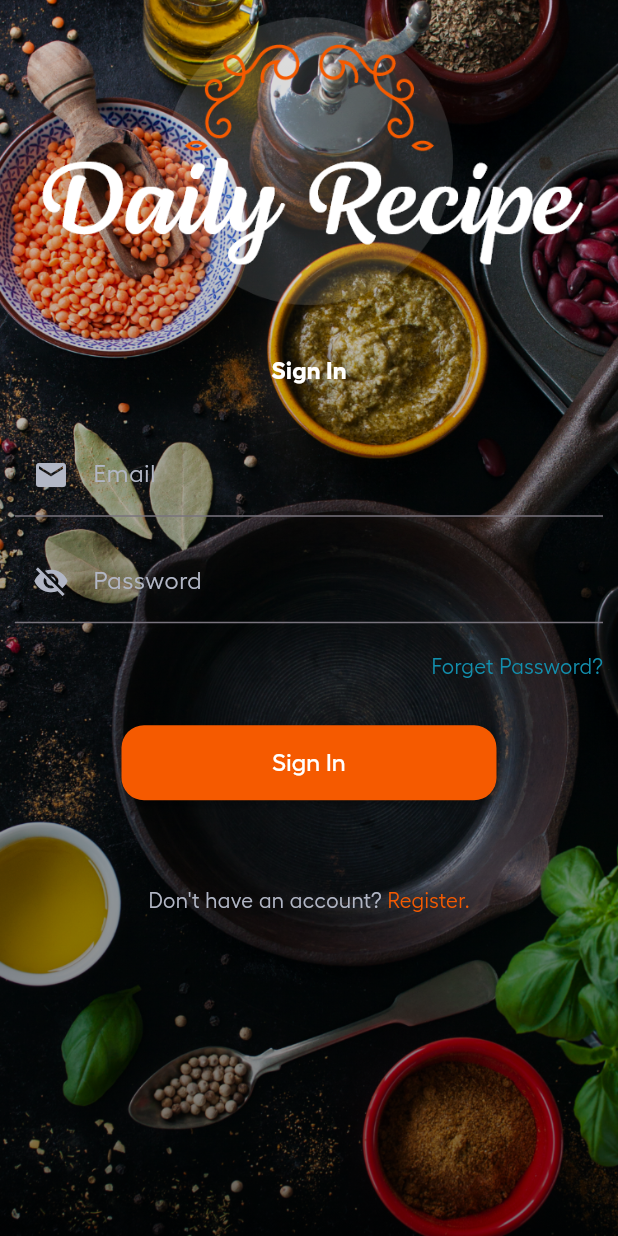
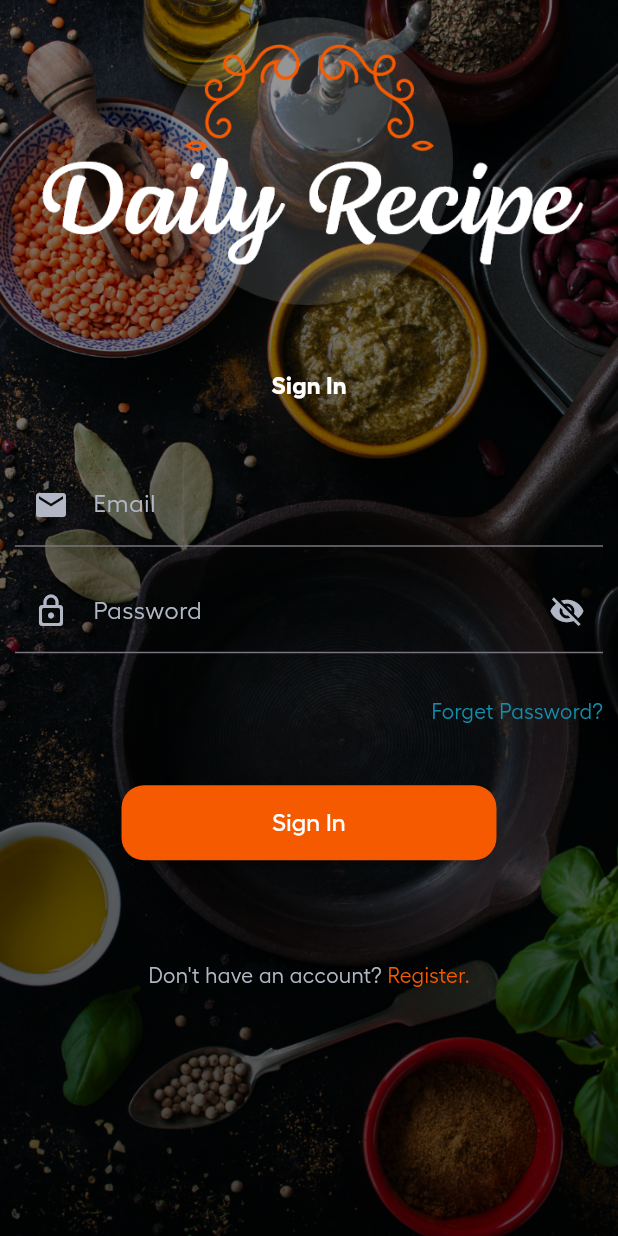
Before and after one commit to neema233/Recipe_app_Flutter, a Flutter app: the screen it shows after launch, after a tap on "Register", after a tap on "Sign In.", on a phone screen of 412 x 824 dp. Run offline on Flutter 3.47's test engine with Material 3 defaults, Android fonts, the phone set to English and light mode, and no system bars; our stand-ins replace bloc, email_validator, flutter_bloc, flutter_rating_bar, get_it, shared_preferences.

```diff
--- a/lib/main.dart
+++ b/lib/main.dart
@@ -1,7 +1,8 @@
 import 'package:flutter/material.dart';
 import 'package:get_it/get_it.dart';
-import 'package:recipe_app/pages/splash.page.dart';
 import 'package:shared_preferences/shared_preferences.dart';
+import 'services/app_routers.sevice.dart';
+import 'utlis/routes.utlis.dart';
 
 void main() async {
   WidgetsFlutterBinding.ensureInitialized();
@@ -16,18 +17,21 @@ void main() async {
         '=========================Error In init Prefrences ${e}========================');
   }
 
-  runApp(const MyApp());
+  runApp(MyApp(
+    appRouter: AppRouter(),
+  ));
 }
 
 class MyApp extends StatelessWidget {
-  const MyApp({Key? key}) : super(key: key);
+  final AppRouter appRouter;
+  const MyApp({Key? key, required this.appRouter}) : super(key: key);
 
   @override
   Widget build(BuildContext context) {
     return MaterialApp(
       debugShowCheckedModeBanner: false,
-      home: SplashPage(),
-      // ignore: avoid_print
+      onGenerateRoute: appRouter.generateRoute,
+      initialRoute: RoutesCons.splashPage,
     );
   }
 }
--- a/lib/pages/register.page.dart
+++ b/lib/pages/register.page.dart
@@ -3,9 +3,11 @@ import 'package:flutter/material.dart';
 import 'package:get_it/get_it.dart';
 import 'package:recipe_app/pages/home.page.dart';
 import 'package:recipe_app/pages/sign_in.page.dart';
+import 'package:recipe_app/utlis/colors_and_text.utlis.dart';
 import 'package:shared_preferences/shared_preferences.dart';
 
 import '../utlis/images.utlis.dart';
+import '../utlis/routes.utlis.dart';
 
 class Register_Page extends StatefulWidget {
   @override
@@ -38,7 +40,9 @@ class _Register_PageState extends State<Register_Page> {
     return Scaffold(
         body: Stack(fit: StackFit.loose, children: [
       backgroundImage(),
-      Column(
+      Container(
+        color: Colors.black38,
+        child: Column(
           children: [
             logo(),
             SizedBox(
@@ -77,6 +81,7 @@ class _Register_PageState extends State<Register_Page> {
               ),
             )
           ],
+        ),
       )
     ]));
   }
@@ -149,7 +154,9 @@ class _Register_PageState extends State<Register_Page> {
               'Password',
               style: TextStyle(color: Color(0xFFB2B7C6), fontFamily: "Hellix"),
             ),
-            prefixIcon: InkWell(
+            prefixIcon: Icon(Icons.lock_outline_rounded,
+                color: Color(ColorsConst.containerBackgroundColor)),
+            suffixIcon: InkWell(
               onTap: () => toggleObsecure(),
               child: Icon(
                 obsecureText ? Icons.visibility_off : Icons.visibility,
@@ -181,8 +188,7 @@ class _Register_PageState extends State<Register_Page> {
                   color: Color(0xFFB2B7C6))),
           GestureDetector(
             onTap: () {
-              Navigator.pushReplacement(
-                  context, MaterialPageRoute(builder: (context) => Sign_In()));
+              Navigator.pushNamed(context, RoutesCons.signPage);
             },
             child: Text("Sign In.",
                 style: TextStyle(
@@ -237,14 +243,9 @@ class _Register_PageState extends State<Register_Page> {
                   .get<SharedPreferences>()
                   .setString('FullName', fullnameController.text);
 
-              Navigator.pushReplacement(
-                  context, MaterialPageRoute(builder: (_) => const HomePage()));
+              Navigator.pushNamed(context, RoutesCons.homePage);
             }
           },
-          //  PrefrencesService.prefs?.setString('fullname', fullnameController.text);
-          //var obtainedName = PrefrencesService.prefs?.getString('fullname');
-          //finalName = obtainedName;
-
           child: Text(
             'Register',
             style: TextStyle(
--- a/lib/pages/sign_in.page.dart
+++ b/lib/pages/sign_in.page.dart
@@ -3,7 +3,11 @@ import 'package:flutter/material.dart';
 import 'package:recipe_app/pages/home.page.dart';
 import 'package:recipe_app/pages/register.page.dart';
 import 'package:recipe_app/services/prefrences.services.dart';
+import 'package:recipe_app/utlis/colors_and_text.utlis.dart';
 import 'package:recipe_app/utlis/images.utlis.dart';
+import 'package:recipe_app/utlis/numbers.utlis.dart';
+
+import '../utlis/routes.utlis.dart';
 
 class Sign_In extends StatefulWidget {
   @override
@@ -34,15 +38,17 @@ class _Sign_InState extends State<Sign_In> {
     return Scaffold(
         body: Stack(fit: StackFit.loose, children: [
       backgroundImage(),
-      Column(
+      Container(
+        color: Colors.black38,
+        child: Column(
           children: [
             logo(),
             SizedBox(
-            height: 20,
+              height: Numbers.appHorizontalPadding,
             ),
             introText(),
             SizedBox(
-            height: 20,
+              height: Numbers.appHorizontalPadding,
             ),
             Padding(
               padding: const EdgeInsets.all(10.0),
@@ -53,19 +59,19 @@ class _Sign_InState extends State<Sign_In> {
                   children: [
                     Email(),
                     SizedBox(
-                    height: 15,
+                      height: Numbers.appVerticalPadding,
                     ),
                     Password(),
                     SizedBox(
-                    height: 20,
+                      height: Numbers.appHorizontalPadding,
                     ),
                     forget_pass(),
                     SizedBox(
-                    height: 20,
+                      height: Numbers.appHorizontalPadding,
                     ),
                     Sign_inButton(),
                     SizedBox(
-                    height: 20,
+                      height: Numbers.appHorizontalPadding,
                     ),
                     account()
                   ],
@@ -73,6 +79,7 @@ class _Sign_InState extends State<Sign_In> {
               ),
             )
           ],
+        ),
       )
     ]));
   }
@@ -86,7 +93,9 @@ class _Sign_InState extends State<Sign_In> {
           child: Text(
             "Forget Password?",
             style: TextStyle(
-                color: Color(0xFF128FAE), fontSize: 14, fontFamily: "Hellix"),
+                color: Color(ColorsConst.titleColor),
+                fontSize: 14,
+                fontFamily: "Hellix"),
           ),
         ),
       ],
@@ -95,21 +104,23 @@ class _Sign_InState extends State<Sign_In> {
 
   TextFormField Email() {
     return TextFormField(
-        cursorColor: Color(0xFFB2B7C6),
+        cursorColor: Color(ColorsConst.mainColor),
         style: TextStyle(color: Colors.white),
         keyboardType: TextInputType.emailAddress,
         controller: emailController,
         decoration: const InputDecoration(
           focusedBorder: UnderlineInputBorder(
               borderSide: BorderSide(color: Color(0xFF4F5052))),
-          focusColor: Color(0xFFB2B7C6),
+          focusColor: Color(ColorsConst.containerBackgroundColor),
           label: Text(
             'Email',
-            style: TextStyle(color: Color(0xFFB2B7C6), fontFamily: 'Hellix'),
+            style: TextStyle(
+                color: Color(ColorsConst.containerBackgroundColor),
+                fontFamily: 'Hellix'),
           ),
           prefixIcon: Icon(
             Icons.email,
-            color: Color(0xFFB2B7C6),
+            color: Color(ColorsConst.containerBackgroundColor),
           ),
         ),
         validator: (value) {
@@ -126,23 +137,27 @@ class _Sign_InState extends State<Sign_In> {
 
   TextFormField Password() {
     return TextFormField(
-        cursorColor: Color(0xFFB2B7C6),
+        cursorColor: Color(ColorsConst.containerBackgroundColor),
         style: TextStyle(color: Colors.white),
         obscureText: obsecureText,
         controller: passwordController,
         decoration: InputDecoration(
             focusedBorder: UnderlineInputBorder(
                 borderSide: BorderSide(color: Color(0xFF4F5052))),
-            focusColor: Color(0xFFB2B7C6),
+            focusColor: Color(ColorsConst.containerBackgroundColor),
             label: const Text(
               'Password',
-              style: TextStyle(color: Color(0xFFB2B7C6), fontFamily: "Hellix"),
+              style: TextStyle(
+                  color: Color(ColorsConst.containerBackgroundColor),
+                  fontFamily: "Hellix"),
             ),
-            prefixIcon: InkWell(
+            prefixIcon: Icon(Icons.lock_outline_rounded,
+                color: Color(ColorsConst.containerBackgroundColor)),
+            suffixIcon: InkWell(
               onTap: () => toggleObsecure(),
               child: Icon(
                 obsecureText ? Icons.visibility_off : Icons.visibility,
-                color: Color(0XFFB2B7C6),
+                color: Color(ColorsConst.containerBackgroundColor),
               ),
             )),
         validator: (value) {
@@ -167,17 +182,16 @@ class _Sign_InState extends State<Sign_In> {
               style: TextStyle(
                   fontFamily: "Hellix",
                   fontSize: 14,
-                  color: Color(0xFFB2B7C6))),
+                  color: Color(ColorsConst.containerBackgroundColor))),
           GestureDetector(
             onTap: () {
-              Navigator.pushReplacement(context,
-                  MaterialPageRoute(builder: (context) => Register_Page()));
+              Navigator.pushNamed(context, RoutesCons.registerPage);
             },
             child: Text("Register.",
                 style: TextStyle(
                     fontFamily: "Hellix",
                     fontSize: 14,
-                    color: Color(0xFFF55A00))),
+                    color: Color(ColorsConst.mainColor))),
           ),
         ],
       ),
@@ -218,13 +232,12 @@ class _Sign_InState extends State<Sign_In> {
               borderRadius: BorderRadius.all(Radius.circular(15))),
           height: 50,
           minWidth: 250,
-          color: Color(0xFFF55A00),
+          color: const Color(ColorsConst.mainColor),
           onPressed: () async {
             if (fromKey.currentState?.validate() ?? false) {
               await PrefrencesService.prefs?.setBool('isLogin', true);
 
-              Navigator.pushReplacement(
-                  context, MaterialPageRoute(builder: (_) => HomePage()));
+              Navigator.pushNamed(context, RoutesCons.homePage);
             }
           },
           child: Text(
--- a/lib/pages/splash.page.dart
+++ b/lib/pages/splash.page.dart
@@ -4,6 +4,8 @@ import 'package:recipe_app/pages/home.page.dart';
 import 'package:recipe_app/pages/register.page.dart';
 import 'package:recipe_app/utlis/images.utlis.dart';
 import 'package:shared_preferences/shared_preferences.dart';
+
+import '../utlis/routes.utlis.dart';
 
 class SplashPage extends StatefulWidget {
   const SplashPage({super.key});
@@ -22,12 +24,10 @@ class _SplashPageState extends State<SplashPage> {
   void initSplash() async {
     await Future.delayed(const Duration(seconds: 1));
     if (GetIt.I.get<SharedPreferences>().getBool('isLogin') ?? false) {
-      Navigator.pushReplacement(
-          context, MaterialPageRoute(builder: (_) => HomePage()));
       // go to home page
+      Navigator.pushNamed(context, RoutesCons.homePage);
     } else {
-      Navigator.pushReplacement(
-          context, MaterialPageRoute(builder: (_) => Register_Page()));
+      Navigator.pushNamed(context, RoutesCons.registerPage);
       // go to Register page
     }
   }
--- /dev/null
+++ b/lib/services/app_routers.sevice.dart
@@ -0,0 +1,33 @@
+import 'package:flutter/material.dart';
+import 'package:recipe_app/pages/home.page.dart';
+import 'package:recipe_app/pages/register.page.dart';
+import 'package:recipe_app/pages/sign_in.page.dart';
+import 'package:recipe_app/pages/splash.page.dart';
+import 'package:recipe_app/pages/start.page.dart';
+import '../utlis/routes.utlis.dart';
+
+class AppRouter {
+  Route? generateRoute(RouteSettings settings) {
+    switch (settings.name) {
+      case RoutesCons.homePage:
+        return MaterialPageRoute(
+          builder:
+              (_) => /*BlocProvider(
+            create: (BuildContext contxt) => Cubit,
+            child:*/
+                  const HomePage(),
+          //),
+        );
+
+      case RoutesCons.registerPage:
+        return MaterialPageRoute(builder: (_) => Register_Page());
+      case RoutesCons.splashPage:
+        return MaterialPageRoute(builder: (_) => const SplashPage());
+      case RoutesCons.signPage:
+        return MaterialPageRoute(builder: (_) => Sign_In());
+      case RoutesCons.startPage:
+        return MaterialPageRoute(builder: (_) => Start_Page());
+    }
+    return null;
+  }
+}
--- a/lib/utlis/numbers.utlis.dart
+++ b/lib/utlis/numbers.utlis.dart
@@ -1,4 +1,4 @@
 abstract class Numbers {
-  static const double appHorizontalPadding = 20.0;
+  static const double appHorizontalPadding = 30.0;
   static const double appVerticalPadding = 15.0;
 }
--- /dev/null
+++ b/lib/utlis/routes.utlis.dart
@@ -0,0 +1,8 @@
+abstract class RoutesCons {
+  static const homePage = '/';
+  static const registerPage = 'register.page';
+  static const signPage = 'sign_in.page';
+  static const splashPage = 'splash.page';
+  static const startPage = 'start.page';
+  static const sPage = 'NEW';
+}
```
Also changed, not shown: lib/api/food.api.dart (added, +16 -0 lines), lib/cubit/recipes_cubit.dart (added, +38 -0 lines), lib/cubit/recipes_state.dart (added, +20 -0 lines), lib/models/ad.models.dart (deleted, +0 -18 lines), lib/models/food.model.dart (added, +13 -0 lines), lib/pages/home.page.dart (+178 -186 lines), lib/pages/start.page.dart (+11 -7 lines), lib/widgets/search.widget.dart (+9 -2 lines), lib/widgets/widget_scrollable.widget.dart (+53 -0 lines), pubspec.yaml (+11 -27 lines), pubspec.lock, 2 other files. Lines whose indentation alone changed are shown as unchanged.
